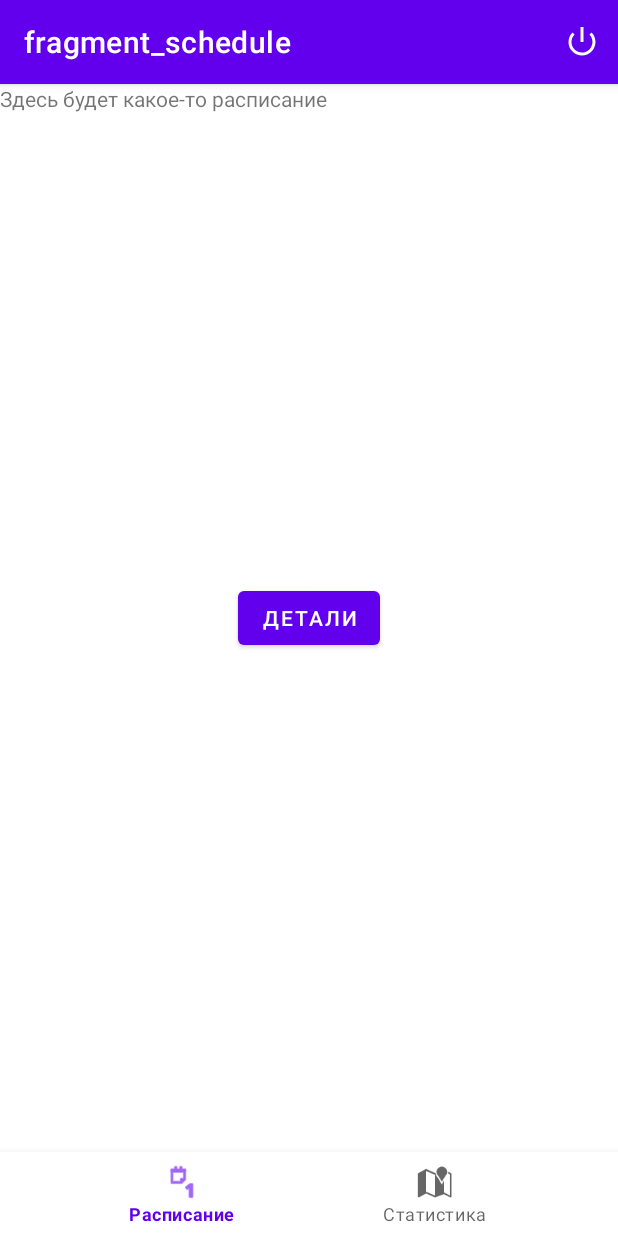
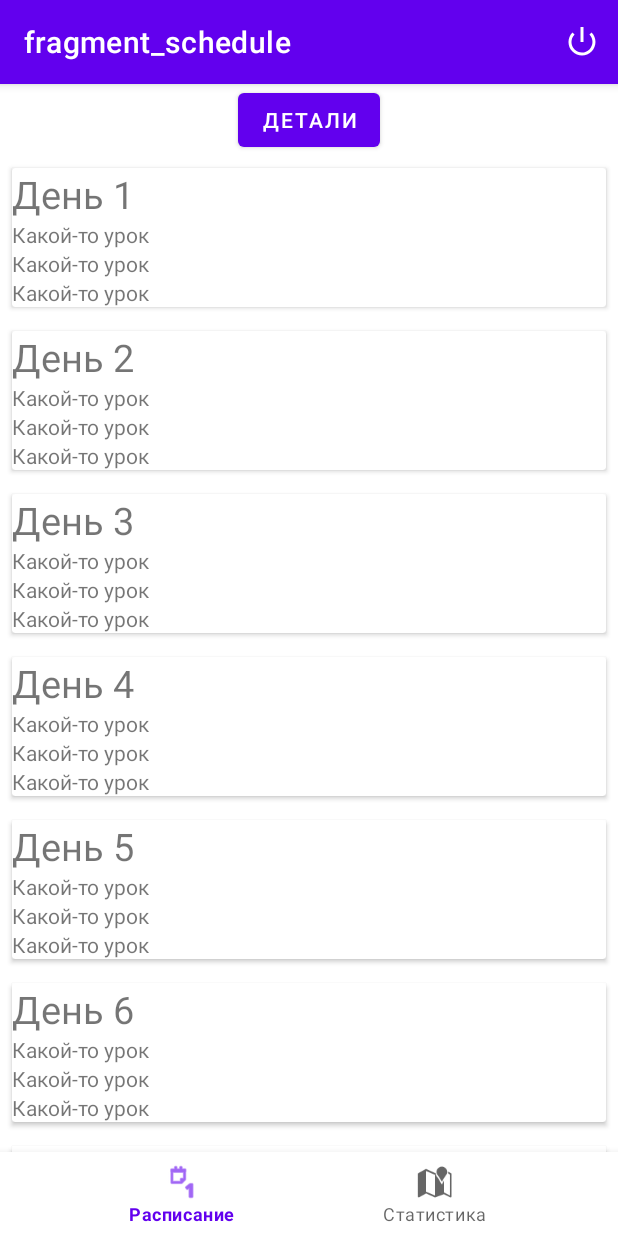
Before and after one commit to Aleksei-L/SchoolDiary, an Android app: the ScheduleFragment screen opened through its navigation route, on a phone screen of 412 x 824 dp. Run offline under Robolectric (Android 15) with nearby library versions, the phone set to English and light mode, and no system bars; our stand-ins replace navigation-ui.

Commit message:
implement RecyclerView for schedule days list

```diff
--- a/app/build.gradle.kts
+++ b/app/build.gradle.kts
@@ -25,8 +25,7 @@ android {
         release {
             isMinifyEnabled = false
             proguardFiles(
-                getDefaultProguardFile("proguard-android-optimize.txt"),
-                "proguard-rules.pro"
+                getDefaultProguardFile("proguard-android-optimize.txt"), "proguard-rules.pro"
             )
         }
     }
@@ -56,6 +55,12 @@ dependencies {
     // Livedata
     implementation(libs.androidx.lifecycle)
 
+    // Recycler
+    implementation(libs.androidx.recycler)
+
+    // CardView
+    implementation(libs.androidx.cardview)
+
     // Compose библиотеки
     implementation(platform(libs.compose.bom))
     androidTestImplementation(platform(libs.compose.bom))
--- /dev/null
+++ b/app/src/main/java/com/schooldiary/adapter/ScheduleItemAdapter.kt
@@ -0,0 +1,31 @@
+package com.schooldiary.adapter
+
+import android.view.LayoutInflater
+import android.view.View
+import android.view.ViewGroup
+import android.widget.TextView
+import androidx.recyclerview.widget.RecyclerView
+import com.schooldiary.R
+import com.schooldiary.data.ScheduleItems
+
+class ScheduleAdapter(private val items: List<ScheduleItems>) :
+    RecyclerView.Adapter<ScheduleAdapter.ScheduleViewHolder>() {
+
+    class ScheduleViewHolder(itemView: View) : RecyclerView.ViewHolder(itemView) {
+        val day: TextView = itemView.findViewById(R.id.day)
+
+    }
+
+    override fun onCreateViewHolder(parent: ViewGroup, viewType: Int): ScheduleViewHolder {
+        val view =
+            LayoutInflater.from(parent.context).inflate(R.layout.schedule_item, parent, false)
+        return ScheduleViewHolder(view)
+    }
+
+    override fun onBindViewHolder(holder: ScheduleViewHolder, position: Int) {
+        val item = items[position]
+        holder.day.text = item.day
+    }
+
+    override fun getItemCount() = items.size
+}
--- /dev/null
+++ b/app/src/main/java/com/schooldiary/data/ScheduleItems.kt
@@ -0,0 +1,5 @@
+package com.schooldiary.data
+
+data class ScheduleItems(
+    val day: String
+)
--- a/app/src/main/java/com/schooldiary/fragment/ScheduleFragment.kt
+++ b/app/src/main/java/com/schooldiary/fragment/ScheduleFragment.kt
@@ -6,7 +6,10 @@ import android.view.View
 import android.view.ViewGroup
 import androidx.fragment.app.Fragment
 import androidx.navigation.findNavController
+import androidx.recyclerview.widget.LinearLayoutManager
 import com.schooldiary.R
+import com.schooldiary.adapter.ScheduleAdapter
+import com.schooldiary.data.ScheduleItems
 import com.schooldiary.databinding.FragmentScheduleBinding
 
 class ScheduleFragment : Fragment() {
@@ -22,7 +25,18 @@ class ScheduleFragment : Fragment() {
         binding.detailsButton.setOnClickListener {
             view.findNavController().navigate(R.id.action_scheduleFragment_to_detailsFragment)
         }
-
+        val scheduleItemsList = listOf(
+            ScheduleItems("День 1"),
+            ScheduleItems("День 2"),
+            ScheduleItems("День 3"),
+            ScheduleItems("День 4"),
+            ScheduleItems("День 5"),
+            ScheduleItems("День 6"),
+            ScheduleItems("День 7"),
+        )
+        val adapter = ScheduleAdapter(scheduleItemsList)
+        binding.scheduleList.layoutManager = LinearLayoutManager(requireContext())
+        binding.scheduleList.adapter = adapter
         return view
     }
 
--- a/app/src/main/res/layout/fragment_schedule.xml
+++ b/app/src/main/res/layout/fragment_schedule.xml
@@ -1,15 +1,10 @@
 <?xml version="1.0" encoding="utf-8"?>
-<androidx.constraintlayout.widget.ConstraintLayout xmlns:android="http://schemas.android.com/apk/res/android"
+<LinearLayout xmlns:android="http://schemas.android.com/apk/res/android"
     xmlns:app="http://schemas.android.com/apk/res-auto"
     android:layout_width="match_parent"
-    android:layout_height="match_parent">
+    android:layout_height="match_parent"
+    android:orientation="vertical">
 
-    <TextView
-        android:layout_width="wrap_content"
-        android:layout_height="wrap_content"
-        app:layout_constraintStart_toStartOf="parent"
-        app:layout_constraintTop_toTopOf="parent"
-        android:text="@string/schedule_fragment" />
 
     <Button
         android:id="@+id/details_button"
@@ -17,9 +12,18 @@
         android:layout_height="wrap_content"
         android:layout_gravity="center"
         android:text="@string/details_button"
+        app:layout_constraintBottom_toBottomOf="parent"
         app:layout_constraintEnd_toEndOf="parent"
         app:layout_constraintStart_toStartOf="parent"
-        app:layout_constraintBottom_toBottomOf="parent"
         app:layout_constraintTop_toTopOf="parent" />
 
-</androidx.constraintlayout.widget.ConstraintLayout>
+    <androidx.recyclerview.widget.RecyclerView
+        android:id="@+id/schedule_list"
+        android:layout_width="match_parent"
+        android:layout_height="0dp"
+        android:layout_weight="1"
+        android:gravity="top"
+        app:layoutManager="androidx.recyclerview.widget.LinearLayoutManager">
+
+    </androidx.recyclerview.widget.RecyclerView>
+</LinearLayout>
--- /dev/null
+++ b/app/src/main/res/layout/schedule_item.xml
@@ -0,0 +1,44 @@
+<?xml version="1.0" encoding="utf-8"?>
+<androidx.cardview.widget.CardView xmlns:android="http://schemas.android.com/apk/res/android"
+    android:layout_width="match_parent"
+    android:layout_height="wrap_content"
+    android:layout_margin="8dp">
+
+    <LinearLayout
+        android:layout_width="match_parent"
+        android:layout_height="match_parent"
+        android:orientation="vertical">
+
+        <TextView
+            android:id="@+id/day"
+            android:layout_width="wrap_content"
+            android:layout_height="wrap_content"
+            android:textSize="25sp">
+
+        </TextView>
+
+        <TextView
+
+            android:layout_width="wrap_content"
+            android:layout_height="wrap_content"
+            android:text="@string/lesson">
+
+        </TextView>
+
+        <TextView
+
+            android:layout_width="wrap_content"
+            android:layout_height="wrap_content"
+            android:text="@string/lesson">
+
+        </TextView>
+
+        <TextView
+            android:layout_width="wrap_content"
+            android:layout_height="wrap_content"
+            android:text="@string/lesson">
+
+        </TextView>
+
+    </LinearLayout>
+</androidx.cardview.widget.CardView>
--- a/app/src/main/res/values/strings.xml
+++ b/app/src/main/res/values/strings.xml
@@ -11,4 +11,5 @@
     <string name="exit">Выход</string>
     <string name="password_hint">Пароль</string>
     <string name="login_hint">Логин</string>
+    <string name="lesson">Какой-то урок</string>
 </resources>
--- a/gradle/libs.versions.toml
+++ b/gradle/libs.versions.toml
@@ -14,6 +14,8 @@ composeBom = "2025.03.01"
 composeActivity = "1.10.1"
 composeLifecycle = "2.8.7"
 livedata = "2.8.7"
+recycle = "1.4.0"
+cardview = "1.0.0"
 
 [libraries]
 androidx-core-ktx = { group = "androidx.core", name = "core-ktx", version.ref = "coreKtx" }
@@ -34,6 +36,8 @@ compose-activity = { group = "androidx.activity", name = "activity-compose", ver
 compose-lifecycle = { group = "androidx.lifecycle", name = "lifecycle-viewmodel-compose", version.ref = "composeLifecycle" }
 compose-livedata = { group = "androidx.compose.runtime", name = "runtime-livedata" }
 androidx-lifecycle = { group = "androidx.lifecycle", name = "lifecycle-livedata-ktx", version.ref = "livedata" }
+androidx-recycler = { group = "androidx.recyclerview", name = "recyclerview", version.ref = "recycle" }
+androidx-cardview = { group = "androidx.cardview", name = "cardview", version.ref = "cardview" }
 
 [plugins]
 android-application = { id = "com.android.application", version.ref = "agp" }
```
